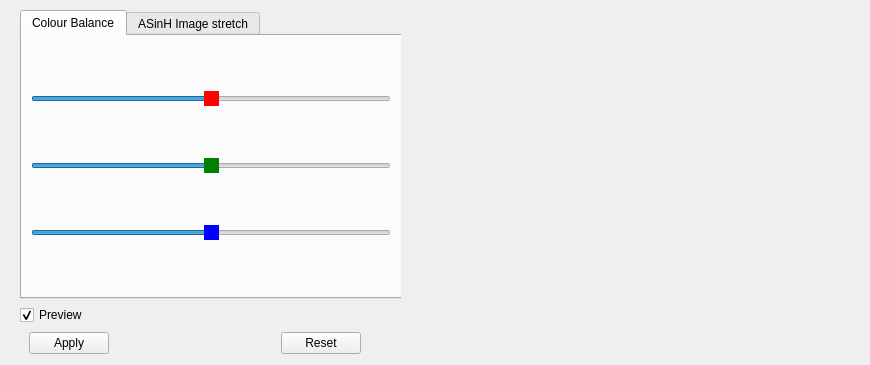
Old version of the form DeepSkyStacker/ui/ProcessingControls.ui in the repository deepskystacker/DSS.
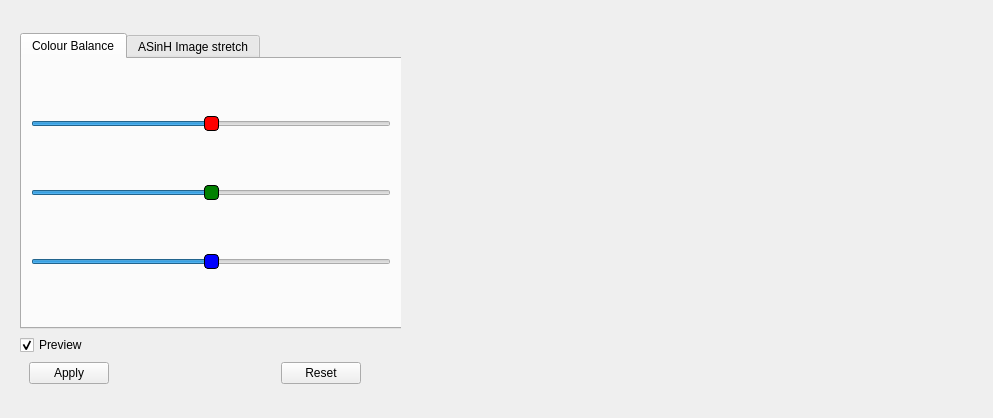
New version of the form. Icons and pictures are not drawn.

```diff
--- a/DeepSkyStacker/ui/ProcessingControls.ui
+++ b/DeepSkyStacker/ui/ProcessingControls.ui
@@ -6,32 +6,26 @@
    <rect>
     <x>0</x>
     <y>0</y>
-    <width>870</width>
-    <height>365</height>
+    <width>993</width>
+    <height>418</height>
    </rect>
   </property>
   <property name="windowTitle">
    <string>Form</string>
   </property>
   <layout class="QHBoxLayout" name="horizontalLayout">
-   <property name="topMargin">
-    <number>1</number>
-   </property>
-   <property name="bottomMargin">
-    <number>1</number>
-   </property>
    <item>
     <widget class="QWidget" name="widget" native="true">
      <property name="minimumSize">
       <size>
        <width>390</width>
-       <height>0</height>
+       <height>370</height>
       </size>
      </property>
      <property name="maximumSize">
       <size>
        <width>390</width>
-       <height>16777215</height>
+       <height>370</height>
       </size>
      </property>
      <layout class="QVBoxLayout" name="verticalLayout">
@@ -66,11 +60,23 @@
              </size>
             </property>
             <property name="styleSheet">
-             <string notr="true">QSlider::handle::horizontal{background: red;}</string>
+             <string notr="true">QSlider::handle::horizontal{
+    background: red;
+    border: 1px solid black; 
+	width: 5px; 
+	height: 5px; 
+	line-height: 10px; 
+	margin-top: -5px; 
+	margin-bottom: -5px; 
+	border-radius: 4px; 
+}</string>
             </property>
             <property name="maximum">
              <number>100</number>
             </property>
+            <property name="pageStep">
+             <number>5</number>
+            </property>
             <property name="value">
              <number>50</number>
             </property>
@@ -88,11 +94,23 @@
              </size>
             </property>
             <property name="styleSheet">
-             <string notr="true">QSlider::handle::horizontal{background: green;}</string>
+             <string notr="true">QSlider::handle::horizontal{
+    background: green;
+    border: 1px solid black; 
+	width: 5px; 
+	height: 5px; 
+	line-height: 10px; 
+	margin-top: -5px; 
+	margin-bottom: -5px; 
+	border-radius: 4px; 
+}</string>
             </property>
             <property name="maximum">
              <number>100</number>
             </property>
+            <property name="pageStep">
+             <number>5</number>
+            </property>
             <property name="value">
              <number>50</number>
             </property>
@@ -110,11 +128,23 @@
              </size>
             </property>
             <property name="styleSheet">
-             <string notr="true">QSlider::handle::horizontal{background: blue;}</string>
+             <string notr="true">QSlider::handle::horizontal{
+    background: blue;
+    border: 1px solid black; 
+	width: 5px; 
+	height: 5px; 
+	line-height: 10px; 
+	margin-top: -5px; 
+	margin-bottom: -5px; 
+	border-radius: 4px; 
+}</string>
             </property>
             <property name="maximum">
              <number>100</number>
             </property>
+            <property name="pageStep">
+             <number>5</number>
+            </property>
             <property name="value">
              <number>50</number>
             </property>
@@ -412,14 +442,30 @@
      <property name="maximumSize">
       <size>
        <width>450</width>
-       <height>280</height>
+       <height>300</height>
       </size>
      </property>
+     <property name="styleSheet">
+      <string notr="true"/>
+     </property>
      <property name="text">
       <string/>
      </property>
     </widget>
    </item>
+   <item>
+    <spacer name="horizontalSpacer">
+     <property name="orientation">
+      <enum>Qt::Orientation::Horizontal</enum>
+     </property>
+     <property name="sizeHint" stdset="0">
+      <size>
+       <width>120</width>
+       <height>20</height>
+      </size>
+     </property>
+    </spacer>
+   </item>
   </layout>
  </widget>
  <resources>
```
